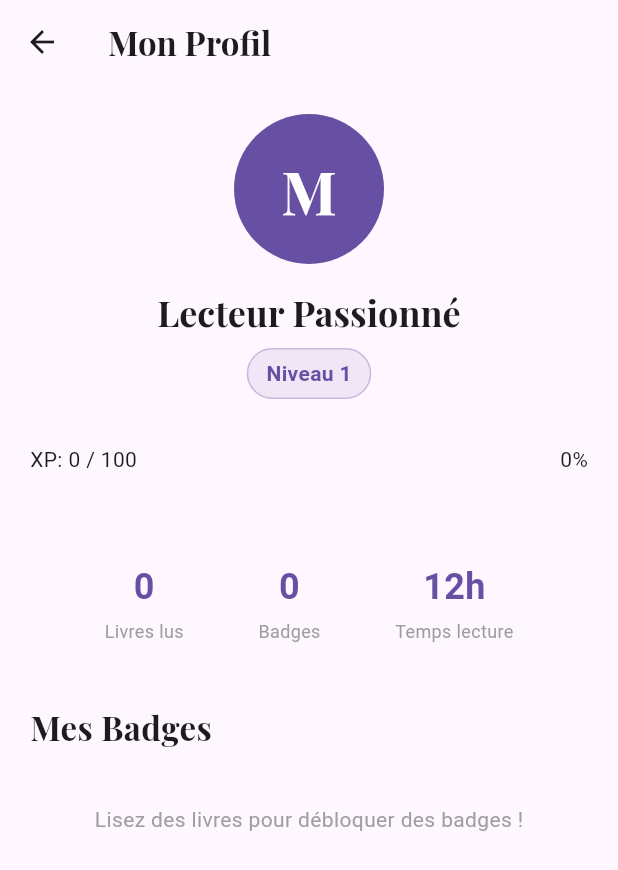
After one commit to BraLanSe/SAE-Appli-Mobile, a Flutter app: the ProfileScreen screen opened directly, on a phone screen of 412 x 824 dp. The commit adds this screen. Shown: the top 870 px of the screen. Run offline on Flutter 3.47's test engine with Material 3 defaults, Android fonts, the phone set to English and light mode, and no system bars; our stand-ins replace google_fonts, share_plus, shared_preferences; accounts and stored records are empty.

Commit message:
Feat: Add Gamification (XP, Levels, Badges) and Profile Screen

```diff
--- a/lib/providers/history_provider.dart
+++ b/lib/providers/history_provider.dart
@@ -1,11 +1,15 @@
 import 'package:flutter/material.dart';
+import 'user_profile_provider.dart';
 
 import 'package:shared_preferences/shared_preferences.dart';
 import '../models/book.dart';
 import '../utils/data.dart'; // Pour retrouver le livre entier par titre/id
 
 class HistoryProvider extends ChangeNotifier {
+  final UserProfileProvider userProfile;
   final List<Book> _history = [];
+
+  HistoryProvider(this.userProfile);
 
   List<Book> get history => List.unmodifiable(_history.reversed);
 
@@ -52,6 +56,10 @@ class HistoryProvider extends ChangeNotifier {
     _history.removeWhere((b) => b.title == book.title);
     _history.add(book);
     _saveHistory();
+
+    // Ajout d'XP pour la lecture
+    userProfile.addXp(20);
+
     notifyListeners();
   }
 
--- /dev/null
+++ b/lib/providers/user_profile_provider.dart
@@ -0,0 +1,70 @@
+import 'package:flutter/material.dart';
+import 'package:shared_preferences/shared_preferences.dart';
+
+class UserProfileProvider extends ChangeNotifier {
+  int _xp = 0;
+  List<String> _badges = [];
+
+  int get xp => _xp;
+  List<String> get badges => _badges;
+
+  // Level Logic: Level 1 = 0-99, Level 2 = 100-299...
+  // Simple formula: Level = (XP / 100).floor() + 1
+  int get level => (_xp / 100).floor() + 1;
+
+  // XP require for next level
+  int get nextLevelXp => level * 100;
+
+  // Progress to next level (0.0 to 1.0)
+  double get levelProgress {
+    int currentLevelBaseXp = (level - 1) * 100;
+    int xpInLevel = _xp - currentLevelBaseXp;
+    return xpInLevel / 100.0;
+  }
+
+  Future<void> loadProfile() async {
+    final prefs = await SharedPreferences.getInstance();
+    _xp = prefs.getInt('user_xp') ?? 0;
+    _badges = prefs.getStringList('user_badges') ?? [];
+    notifyListeners();
+  }
+
+  Future<void> addXp(int amount) async {
+    int oldLevel = level;
+    _xp += amount;
+
+    // Level Up Check
+    if (level > oldLevel) {
+      // Could trigger a notification or event here
+      // For now, we trust the UI to react to the change
+    }
+
+    _checkBadges();
+
+    final prefs = await SharedPreferences.getInstance();
+    await prefs.setInt('user_xp', _xp);
+    notifyListeners();
+  }
+
+  void _checkBadges() async {
+    // Simple Badge Logic
+    // 500 XP -> "Rat de bibliothèque"
+    if (_xp >= 500 && !_badges.contains('bookworm')) {
+      _badges.add('bookworm');
+      final prefs = await SharedPreferences.getInstance();
+      await prefs.setStringList('user_badges', _badges);
+    }
+
+    // More badge logic can be added here
+  }
+
+  // Reset for debug
+  Future<void> resetProfile() async {
+    _xp = 0;
+    _badges = [];
+    final prefs = await SharedPreferences.getInstance();
+    await prefs.remove('user_xp');
+    await prefs.remove('user_badges');
+    notifyListeners();
+  }
+}
--- /dev/null
+++ b/lib/screens/profile_screen.dart
@@ -0,0 +1,235 @@
+import 'package:flutter/material.dart';
+import 'package:google_fonts/google_fonts.dart';
+import 'package:provider/provider.dart';
+import '../providers/user_profile_provider.dart';
+import '../providers/history_provider.dart';
+
+class ProfileScreen extends StatelessWidget {
+  const ProfileScreen({super.key});
+
+  @override
+  Widget build(BuildContext context) {
+    final theme = Theme.of(context);
+    final userProfile = Provider.of<UserProfileProvider>(context);
+    final historyProvider = Provider.of<HistoryProvider>(context);
+
+    // Calc stats
+    final booksRead = historyProvider.history.length;
+    final level = userProfile.level;
+    final xp = userProfile.xp;
+    final progress = userProfile.levelProgress;
+    final badges = userProfile.badges;
+
+    return Scaffold(
+      appBar: AppBar(
+        title: Text(
+          "Mon Profil",
+          style: GoogleFonts.playfairDisplay(fontWeight: FontWeight.bold),
+        ),
+        backgroundColor: theme.scaffoldBackgroundColor,
+        elevation: 0,
+      ),
+      body: SingleChildScrollView(
+        child: Padding(
+          padding: const EdgeInsets.all(20.0),
+          child: Column(
+            crossAxisAlignment: CrossAxisAlignment.center,
+            children: [
+              // Avatar
+              CircleAvatar(
+                radius: 50,
+                backgroundColor: theme.colorScheme.primary,
+                child: Text(
+                  "M", // Initiale (fictive pour l'instant)
+                  style: GoogleFonts.playfairDisplay(
+                    fontSize: 40,
+                    fontWeight: FontWeight.bold,
+                    color: Colors.white,
+                  ),
+                ),
+              ),
+              const SizedBox(height: 16),
+              Text(
+                "Lecteur Passionné",
+                style: theme.textTheme.headlineSmall?.copyWith(
+                  fontWeight: FontWeight.bold,
+                ),
+              ),
+              const SizedBox(height: 8),
+              Container(
+                padding:
+                    const EdgeInsets.symmetric(horizontal: 12, vertical: 6),
+                decoration: BoxDecoration(
+                  color: theme.colorScheme.primary.withValues(alpha: 0.1),
+                  borderRadius: BorderRadius.circular(20),
+                  border: Border.all(
+                      color: theme.colorScheme.primary.withValues(alpha: 0.3)),
+                ),
+                child: Text(
+                  "Niveau $level",
+                  style: TextStyle(
+                    color: theme.colorScheme.primary,
+                    fontWeight: FontWeight.bold,
+                  ),
+                ),
+              ),
+              const SizedBox(height: 30),
+
+              // Level Progress
+              Column(
+                crossAxisAlignment: CrossAxisAlignment.start,
+                children: [
+                  Row(
+                    mainAxisAlignment: MainAxisAlignment.spaceBetween,
+                    children: [
+                      Text("XP: $xp / ${userProfile.nextLevelXp}"),
+                      Text("${(progress * 100).toInt()}%"),
+                    ],
+                  ),
+                  const SizedBox(height: 8),
+                  ClipRRect(
+                    borderRadius: BorderRadius.circular(10),
+                    child: LinearProgressIndicator(
+                      value: progress,
+                      minHeight: 10,
+                      backgroundColor: theme.colorScheme.surface,
+                      valueColor: AlwaysStoppedAnimation<Color>(
+                          theme.colorScheme.secondary),
+                    ),
+                  ),
+                ],
+              ),
+
+              const SizedBox(height: 40),
+
+              // Stats Row
+              Row(
+                mainAxisAlignment: MainAxisAlignment.spaceEvenly,
+                children: [
+                  _buildStatItem(context, "$booksRead", "Livres lus"),
+                  _buildStatItem(context, "${badges.length}", "Badges"),
+                  // Fake stat for now
+                  _buildStatItem(context, "12h", "Temps lecture"),
+                ],
+              ),
+
+              const SizedBox(height: 40),
+
+              // Badges Section
+              Align(
+                alignment: Alignment.centerLeft,
+                child: Text(
+                  "Mes Badges",
+                  style: GoogleFonts.playfairDisplay(
+                    fontSize: 22,
+                    fontWeight: FontWeight.bold,
+                  ),
+                ),
+              ),
+              const SizedBox(height: 16),
+              if (badges.isEmpty)
+                Container(
+                  padding: const EdgeInsets.all(20),
+                  decoration: BoxDecoration(
+                    color: theme.cardColor,
+                    borderRadius: BorderRadius.circular(12),
+                  ),
+                  child: Center(
+                    child: Text(
+                      "Lisez des livres pour débloquer des badges !",
+                      style: TextStyle(color: Colors.grey),
+                    ),
+                  ),
+                )
+              else
+                GridView.builder(
+                  shrinkWrap: true,
+                  physics: const NeverScrollableScrollPhysics(),
+                  gridDelegate: const SliverGridDelegateWithFixedCrossAxisCount(
+                    crossAxisCount: 3,
+                    crossAxisSpacing: 12,
+                    mainAxisSpacing: 12,
+                  ),
+                  itemCount: badges.length,
+                  itemBuilder: (context, index) {
+                    final badgeId = badges[index];
+                    return _buildBadgeCard(context, badgeId);
+                  },
+                ),
+            ],
+          ),
+        ),
+      ),
+    );
+  }
+
+  Widget _buildStatItem(BuildContext context, String value, String label) {
+    return Column(
+      children: [
+        Text(
+          value,
+          style: TextStyle(
+            fontSize: 24,
+            fontWeight: FontWeight.bold,
+            color: Theme.of(context).colorScheme.primary,
+          ),
+        ),
+        const SizedBox(height: 4),
+        Text(
+          label,
+          style: TextStyle(
+            color: Colors.grey,
+            fontSize: 12,
+          ),
+        ),
+      ],
+    );
+  }
+
+  Widget _buildBadgeCard(BuildContext context, String badgeId) {
+    IconData icon;
+    String label;
+    Color color;
+
+    switch (badgeId) {
+      case 'bookworm':
+        icon = Icons.menu_book;
+        label = "Rat de biblio";
+        color = Colors.amber;
+        break;
+      default:
+        icon = Icons.star;
+        label = "Badge";
+        color = Colors.blue;
+    }
+
+    return Container(
+      decoration: BoxDecoration(
+        color: Theme.of(context).cardColor,
+        borderRadius: BorderRadius.circular(12),
+        boxShadow: [
+          BoxShadow(
+            color: Colors.black.withValues(alpha: 0.05),
+            blurRadius: 5,
+            offset: const Offset(0, 2),
+          ),
+        ],
+      ),
+      child: Column(
+        mainAxisAlignment: MainAxisAlignment.center,
+        children: [
+          CircleAvatar(
+            backgroundColor: color.withValues(alpha: 0.2),
+            child: Icon(icon, color: color),
+          ),
+          const SizedBox(height: 8),
+          Text(
+            label,
+            textAlign: TextAlign.center,
+            style: const TextStyle(fontSize: 12, fontWeight: FontWeight.bold),
+          ),
+        ],
+      ),
+    );
+  }
+}
```
Also changed, not shown: lib/main.dart (+9 -2 lines), lib/screens/home_screen.dart (+7 -3 lines).
